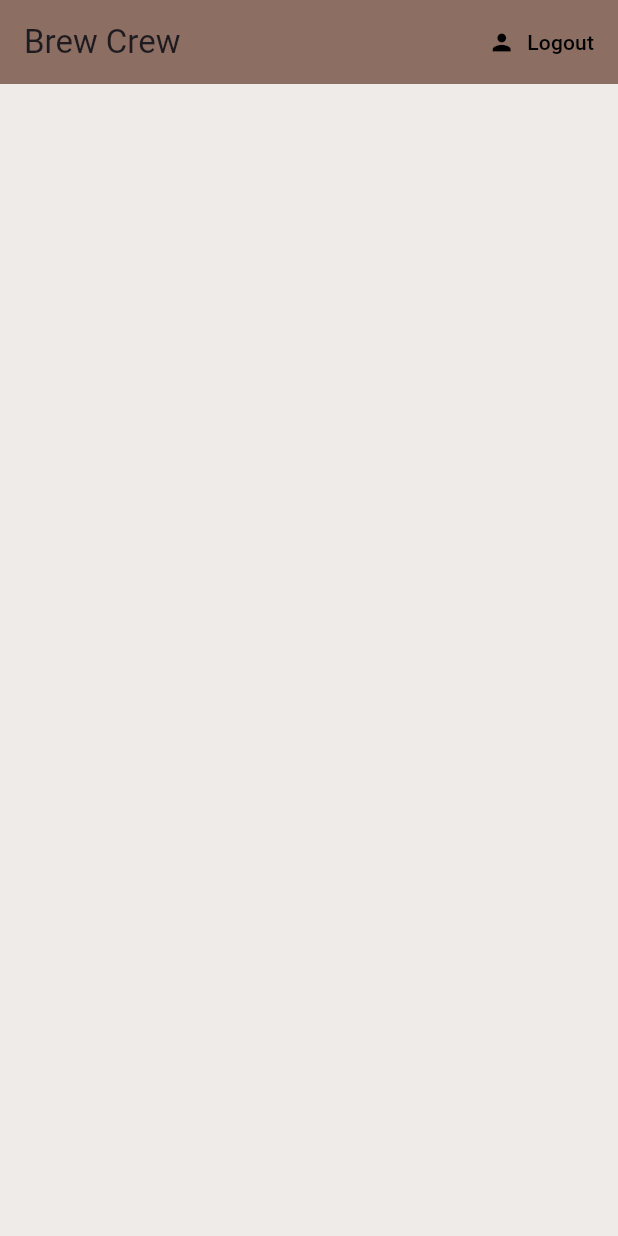
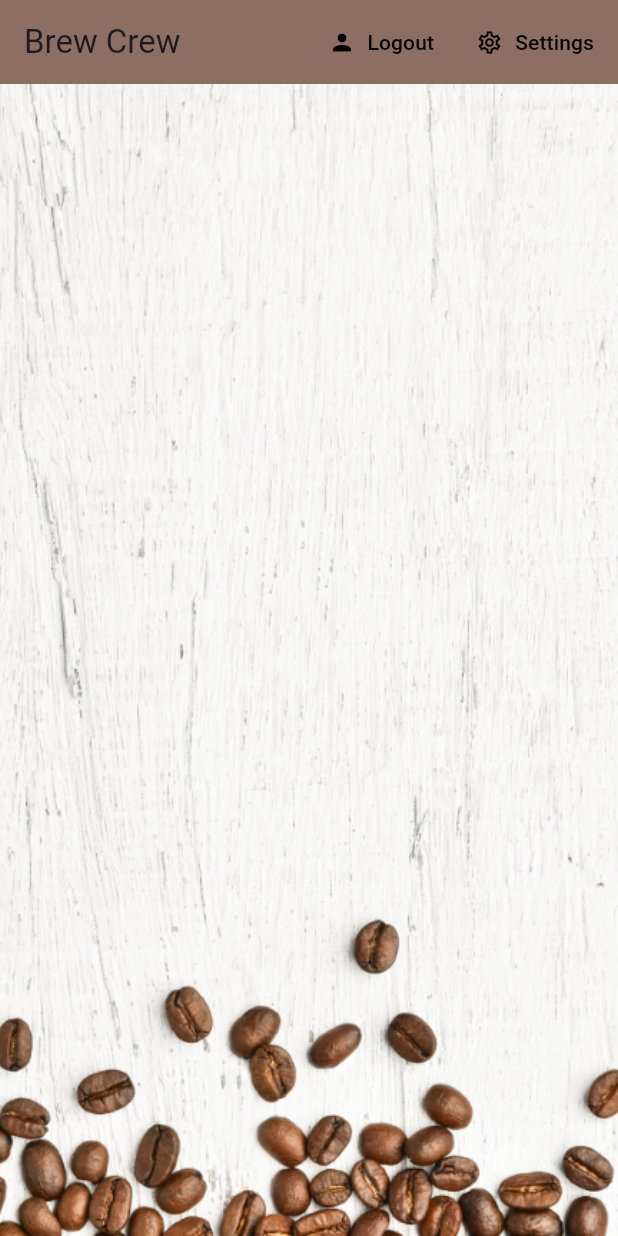
Before and after one commit to Abhaya-Shresthaa/Flutter_Firebase, a Flutter app: the screen it shows once a user with an empty profile is signed in, on a phone screen of 412 x 824 dp. Run offline on Flutter 3.47's test engine with Material 3 defaults, Android fonts, the phone set to English and light mode, and no system bars; our stand-ins replace cloud_firestore, firebase_auth, firebase_core, flutter_spinkit; accounts and stored records are empty.

Commit message:
remaining files

```diff
--- /dev/null
+++ b/lib/models/brew.dart
@@ -0,0 +1,9 @@
+class Brew {
+
+  final String name;
+  final String sugars;
+  final int strength;
+
+  Brew({required this.sugars,required this.strength, required this.name,});
+
+}
--- a/lib/models/person.dart
+++ b/lib/models/person.dart
@@ -1,9 +1,19 @@
-
-class Person{
-
+class Person {
   final String uid;
 
-  Person ({ required this.uid });
+  Person({required this.uid});
+}
 
+class PersonData {
+  final String uid;
+  final String name;
+  final String sugars;
+  final int strength;
 
+  PersonData({
+    required this.uid,
+    required this.name,
+    required this.sugars,
+    required this.strength,
+  });
 }
--- /dev/null
+++ b/lib/screen/home/brew_list.dart
@@ -0,0 +1,34 @@
+import 'package:flutter/material.dart';
+import 'package:brew/models/brew.dart';
+import 'package:provider/provider.dart';
+import 'package:brew/screen/home/brew_tile.dart';
+
+class BrewList extends StatefulWidget {
+  const BrewList({super.key});
+
+  @override
+  State<BrewList> createState() => _BrewListState();
+}
+
+class _BrewListState extends State<BrewList> {
+  @override
+  Widget build(BuildContext context) {
+
+    final brews = Provider.of<List<Brew>?>(context);
+
+
+    brews?.forEach((brew){
+      print(brew.name);
+      print(brew.sugars);
+      print(brew.strength);
+    });
+
+    return
+      ListView.builder(
+        itemCount: brews?.length,
+        itemBuilder: (context, index) {
+          return BrewTile(brew: brews![index]);
+        }
+    );
+  }
+}
--- a/lib/screen/home/home.dart
+++ b/lib/screen/home/home.dart
@@ -1,5 +1,12 @@
+import 'package:brew/models/brew.dart';
+import 'package:brew/models/person.dart';
+import 'package:brew/screen/home/settings_form.dart';
 import 'package:brew/services/auth.dart';
+import 'package:cloud_firestore/cloud_firestore.dart';
 import 'package:flutter/material.dart';
+import 'package:brew/services/database.dart';
+import 'package:provider/provider.dart';
+import 'package:brew/screen/home/brew_list.dart';
 
 class Home extends StatelessWidget {
   Home({super.key});
@@ -8,7 +15,29 @@ class Home extends StatelessWidget {
 
   @override
   Widget build(BuildContext context) {
-    return Scaffold(
+    final user = Provider.of<Person>(context);
+
+    void _showSettingsPanel() {
+      showModalBottomSheet(
+        context: context,
+        builder: (context) {
+          return Container(
+            child: Padding(
+              padding: const EdgeInsets.all(10),
+              child: Provider(
+                create: (_) => Person(uid: user.uid),
+                child: SettingsForm(),
+              ),
+            ),
+          );
+        },
+      );
+    }
+
+    return StreamProvider<List<Brew>?>.value(
+      value: DatabaseService(uid: '').brews,
+      initialData: null,
+      child: Scaffold(
         backgroundColor: Colors.brown[50],
         appBar: AppBar(
           title: Text("Brew Crew"),
@@ -16,13 +45,30 @@ class Home extends StatelessWidget {
           elevation: 0.0,
           actions: <Widget>[
             TextButton.icon(
-            icon: Icon(Icons.person, color: Colors.black,),
-            label: Text('Logout',style: TextStyle(color: Colors.black),),
-            onPressed: () async{
+              icon: Icon(Icons.person, color: Colors.black),
+              label: Text('Logout', style: TextStyle(color: Colors.black)),
+              onPressed: () async {
                 await _authService.signOut();
               },
-          )
+            ),
+
+            TextButton.icon(
+              onPressed: () {
+                _showSettingsPanel();
+              },
+              label: Text('Settings', style: TextStyle(color: Colors.black)),
+              icon: Icon(Icons.settings_outlined, color: Colors.black),
+            ),
           ],
+        ),
+        body: Container(
+          decoration: BoxDecoration(
+            image: DecorationImage(image: AssetImage('assets/coffee_bg.png'),
+              fit: BoxFit.cover,
+            ),
+          ),
+          child: BrewList(),
+        ),
       ),
     );
   }
--- a/lib/screen/wrapper.dart
+++ b/lib/screen/wrapper.dart
@@ -1,4 +1,5 @@
 import 'package:brew/screen/authenticate/authenticate.dart';
+import 'package:brew/services/auth.dart';
 import 'package:flutter/material.dart';
 import 'package:provider/provider.dart';
 import 'home/home.dart';
@@ -9,15 +10,17 @@ class Wrapper extends StatelessWidget {
 
   @override
   Widget build(BuildContext context) {
-
     final user = Provider.of<Person?>(context);
 
-    //return either Home or Authenticate widget
-    if (user == null){
+    // Return either Home or Authenticate
+    if (user == null) {
       return Authenticate();
-    }
-    else {
-      return Home();
+    } else {
+      return StreamProvider<Person?>.value(
+        value: AuthService().user, // This should emit Person? from Firebase stream
+        initialData: null,
+        child: Home(),
+      );
     }
   }
 }
--- a/lib/services/auth.dart
+++ b/lib/services/auth.dart
@@ -1,4 +1,5 @@
 import 'package:brew/models/person.dart';
+import 'package:brew/services/database.dart';
 import 'package:firebase_auth/firebase_auth.dart';
 
 class AuthService {
@@ -46,6 +47,10 @@ class AuthService {
     try{
       UserCredential result = await _auth.createUserWithEmailAndPassword(email: email, password: password);
       User? user = result.user;
+
+      // create a new document for the user with the uid
+      await DatabaseService(uid: user!.uid).updateUserData( '0', 'new crew member', 100);
+
       return _userFromFirebaseUser(user);
     }catch(e){
       print(e.toString());
--- a/pubspec.yaml
+++ b/pubspec.yaml
@@ -37,6 +37,7 @@ dependencies:
   firebase_auth: ^5.5.3
   cloud_firestore: ^5.6.7
   provider: ^6.1.4
+  flutter_spinkit: ^5.2.1
 
 dev_dependencies:
   flutter_test:
@@ -64,6 +65,8 @@ flutter:
   # assets:
   #   - images/a_dot_burr.jpeg
   #   - images/a_dot_ham.jpeg
+  assets:
+    - assets/
 
   # An image asset can refer to one or more resolution-specific "variants", see
   # https://flutter.dev/to/resolution-aware-images
```
Also changed, not shown: lib/decoration/loading.dart (added, +18 -0 lines), lib/screen/authenticate/register.dart (+8 -1 lines), lib/screen/authenticate/sign_in.dart (+7 -2 lines), lib/screen/home/brew_tile.dart (added, +27 -0 lines), lib/screen/home/settings_form.dart (added, +124 -0 lines), lib/services/database.dart (added, +64 -0 lines), assets/coffee_bg.png (added), assets/coffee_icon.png (added), pubspec.lock. Lines whose indentation alone changed are shown as unchanged.
